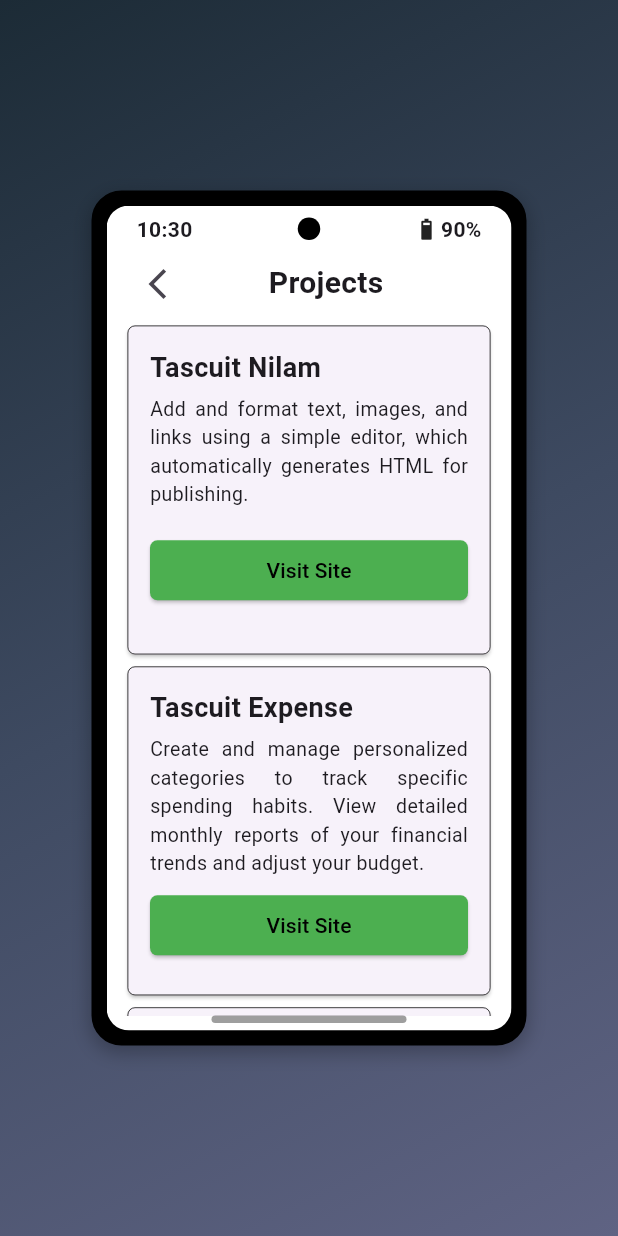
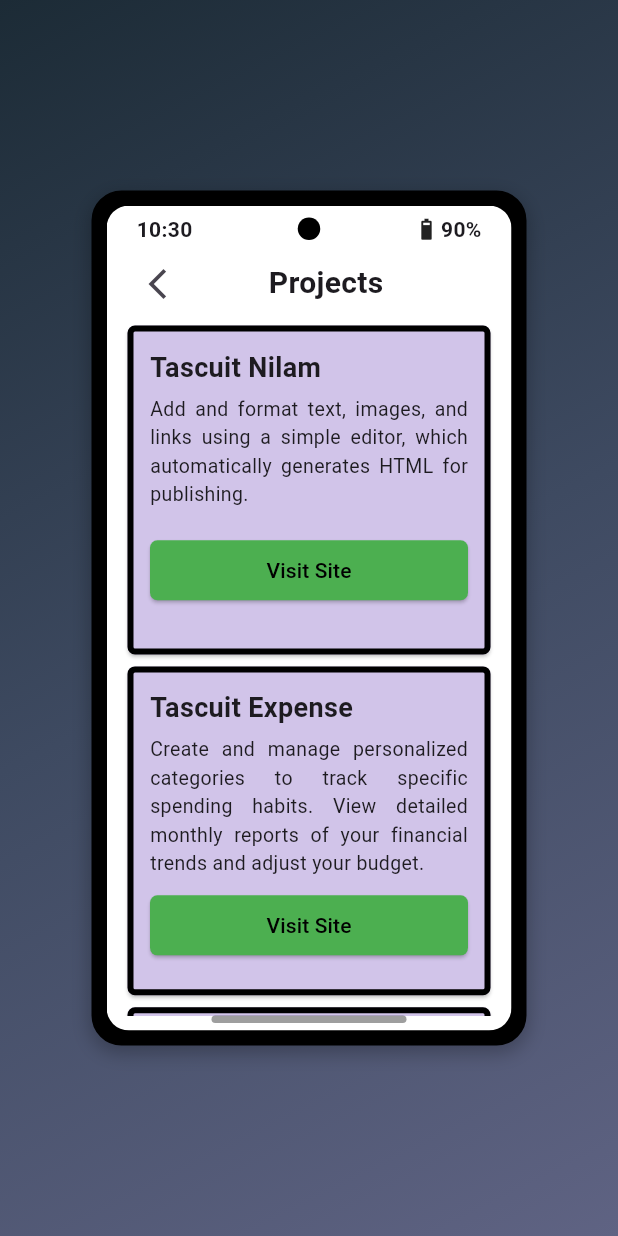
Before and after one commit to Thushar2103/Personal_Portfolio, a Flutter app: the screen it shows after launch, after a tap on "About", after a tap on "Projects", on a phone screen of 412 x 824 dp. Run offline on Flutter 3.47's test engine with Material 3 defaults, Android fonts, the phone set to English and light mode, and no system bars; our stand-ins replace animated_text_kit, font_awesome_flutter, percent_indicator.

Commit message:
image quality to medium and card color in project

```diff
--- a/lib/screens/gallery.dart
+++ b/lib/screens/gallery.dart
@@ -9,7 +9,6 @@ class Gallery extends StatelessWidget {
     'image/3.jpg',
     'image/4.jpg',
     'image/5.jpg',
-    // Add other image URLs if needed
   ];
 
   @override
@@ -67,6 +66,7 @@ class Gallery extends StatelessWidget {
                                         icon: Icon(Icons.close)),
                                   ),
                                   content: Image.asset(
+                                    filterQuality: FilterQuality.medium,
                                     imageUrls[index],
                                     fit: BoxFit.cover,
                                   ),
--- a/lib/screens/projects.dart
+++ b/lib/screens/projects.dart
@@ -78,8 +78,9 @@ class ProjectsPage extends StatelessWidget {
                   final project = projects[index];
 
                   return Card(
+                    color: Color(0xFFD1C4E9),
                     shape: RoundedRectangleBorder(
-                      side: BorderSide(width: 0.5),
+                      side: BorderSide(width: 4),
                       borderRadius: BorderRadius.circular(5),
                     ),
                     child: Padding(
```
Also changed, not shown: 2 other files.
